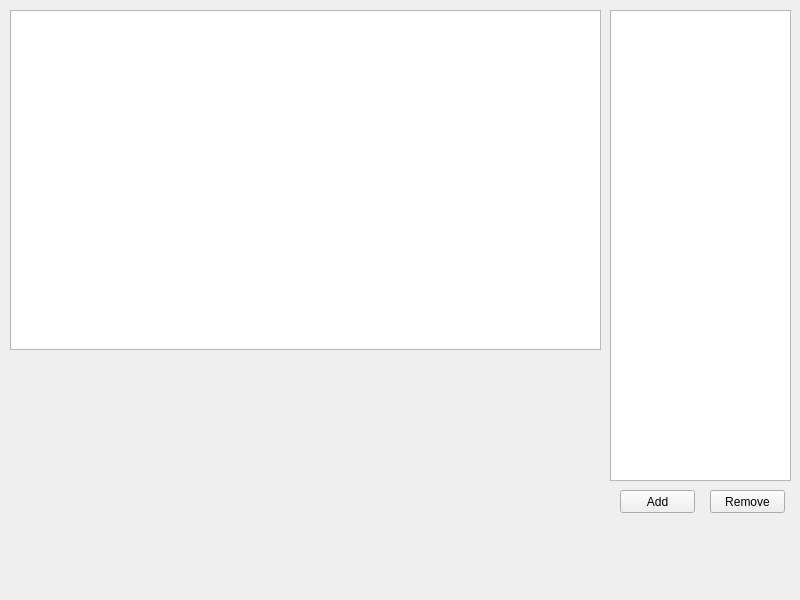
This is testeditor.ui in Wuzzaza/TestSystem as Qt 5 draws it before an edit. The edited form follows.
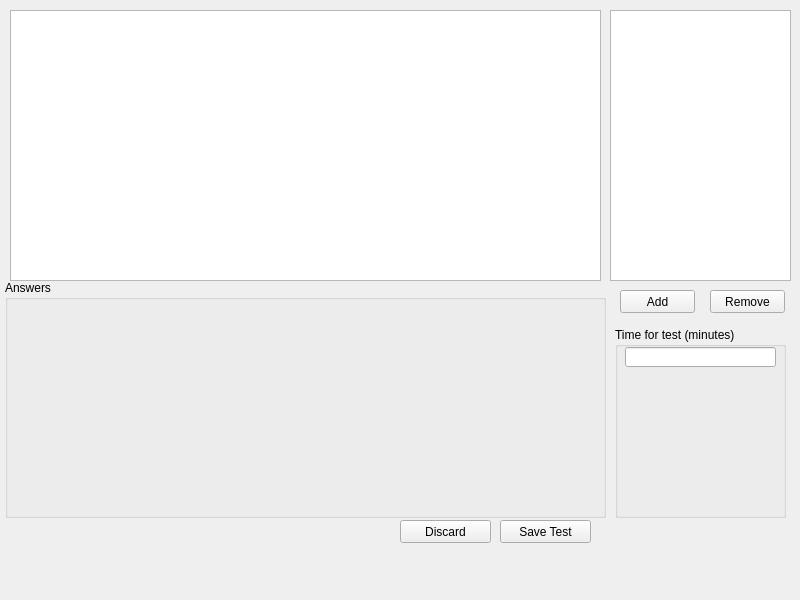
This is the edited form.

```diff
--- a/testeditor.ui
+++ b/testeditor.ui
@@ -19,7 +19,7 @@
      <x>610</x>
      <y>10</y>
      <width>181</width>
-     <height>471</height>
+     <height>271</height>
     </rect>
    </property>
   </widget>
@@ -27,7 +27,7 @@
    <property name="geometry">
     <rect>
      <x>620</x>
-     <y>490</y>
+     <y>290</y>
      <width>75</width>
      <height>23</height>
     </rect>
@@ -40,7 +40,7 @@
    <property name="geometry">
     <rect>
      <x>710</x>
-     <y>490</y>
+     <y>290</y>
      <width>75</width>
      <height>23</height>
     </rect>
@@ -55,10 +55,72 @@
      <x>10</x>
      <y>10</y>
      <width>591</width>
-     <height>340</height>
+     <height>271</height>
     </rect>
    </property>
   </widget>
+  <widget class="QPushButton" name="pushButton_3">
+   <property name="geometry">
+    <rect>
+     <x>500</x>
+     <y>520</y>
+     <width>91</width>
+     <height>23</height>
+    </rect>
+   </property>
+   <property name="text">
+    <string>Save Test</string>
+   </property>
+  </widget>
+  <widget class="QGroupBox" name="groupBox">
+   <property name="geometry">
+    <rect>
+     <x>5</x>
+     <y>280</y>
+     <width>601</width>
+     <height>238</height>
+    </rect>
+   </property>
+   <property name="title">
+    <string>Answers</string>
+   </property>
+  </widget>
+  <widget class="QPushButton" name="pushButton_4">
+   <property name="geometry">
+    <rect>
+     <x>400</x>
+     <y>520</y>
+     <width>91</width>
+     <height>23</height>
+    </rect>
+   </property>
+   <property name="text">
+    <string>Discard</string>
+   </property>
+  </widget>
+  <widget class="QGroupBox" name="groupBox_2">
+   <property name="geometry">
+    <rect>
+     <x>615</x>
+     <y>327</y>
+     <width>171</width>
+     <height>191</height>
+    </rect>
+   </property>
+   <property name="title">
+    <string>Time for test (minutes)</string>
+   </property>
+   <widget class="QLineEdit" name="lineEdit">
+    <property name="geometry">
+     <rect>
+      <x>10</x>
+      <y>20</y>
+      <width>151</width>
+      <height>20</height>
+     </rect>
+    </property>
+   </widget>
+  </widget>
  </widget>
  <resources/>
  <connections/>
```
